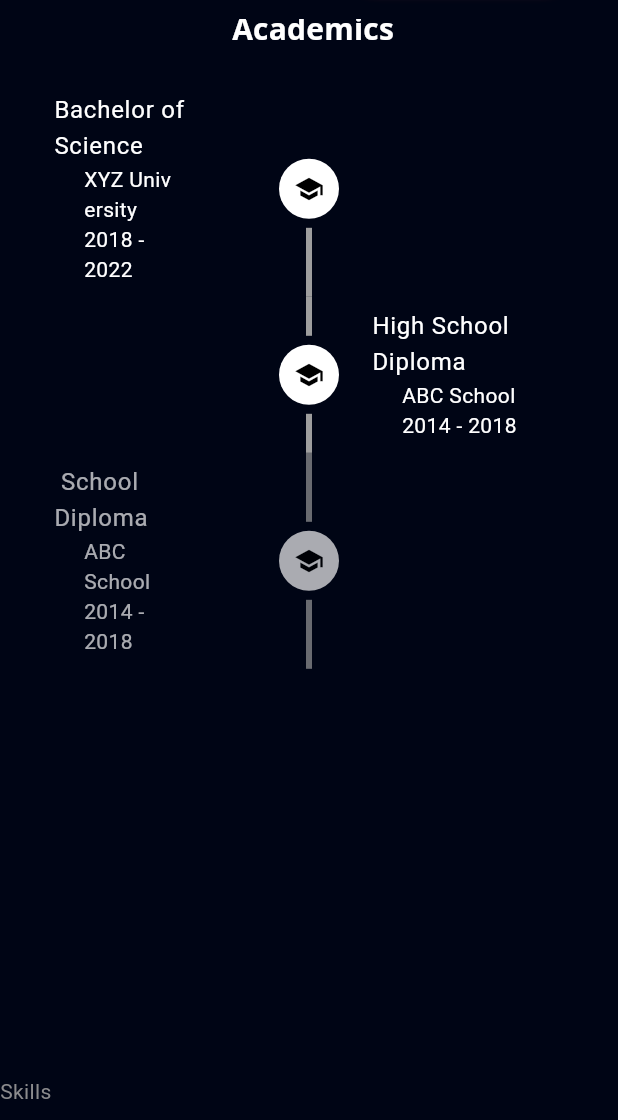
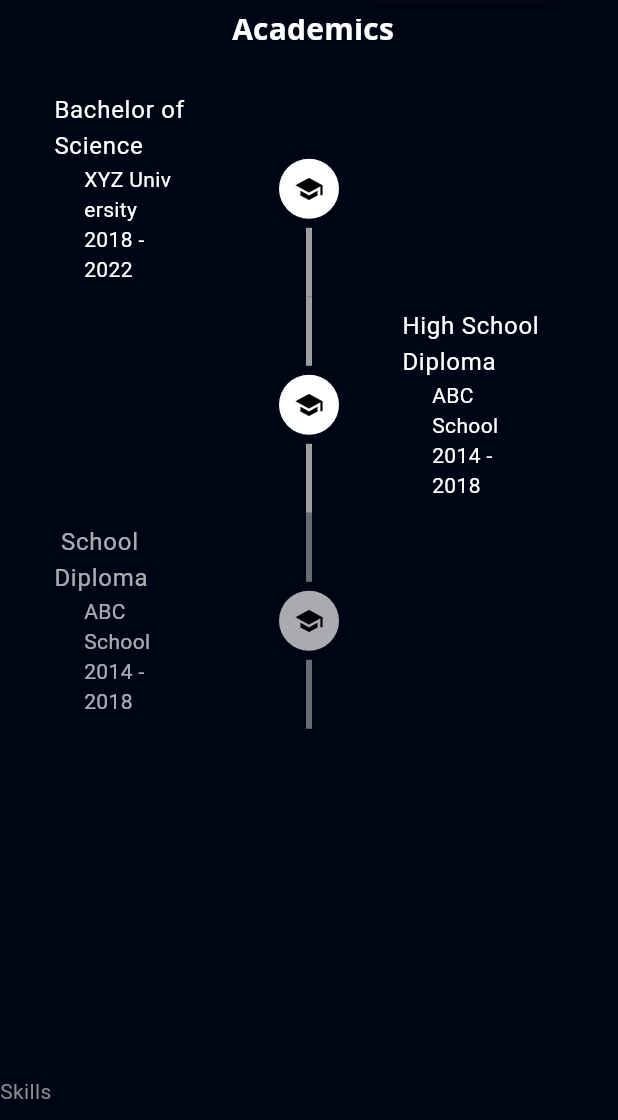
Before and after one commit to Naincy04/My-Portfolio-App, a Flutter app: the screen it shows after launch, scrolled down 1728 dp, on a phone screen of 412 x 824 dp, the part 116-1236 px from its top. Run offline on Flutter 3.47's test engine with Material 3 defaults, Android fonts, the phone set to English and light mode, and no system bars; our stand-ins replace flutter_svg, font_awesome_flutter, get, google_fonts, photo_view, timeline_tile.

Commit message:
5 Feb 2024, 15:09

```diff
--- a/lib/academics/animated_timeline_item.dart
+++ b/lib/academics/animated_timeline_item.dart
@@ -61,7 +61,7 @@ class _AnimatedTimelineItemState extends State<AnimatedTimelineItem>
         startChild: widget.index.isEven
             ? Responsive.isDesktop(context)
                 ? Padding(
-                    padding: const EdgeInsets.only(left: defaultPadding * 20),
+                    padding: const EdgeInsets.only(left: defaultPadding * 24),
                     child: TimelineItem(academicDetail: widget.academicDetail),
                   )
                 : Padding(
@@ -71,7 +71,16 @@ class _AnimatedTimelineItemState extends State<AnimatedTimelineItem>
                   )
             : null,
         endChild: widget.index.isOdd
-            ? TimelineItem(academicDetail: widget.academicDetail)
+            ? Responsive.isDesktop(context)
+                ? Padding(
+                    padding: const EdgeInsets.only(left: defaultPadding * 24),
+                    child: TimelineItem(academicDetail: widget.academicDetail),
+                  )
+                : Padding(
+                    padding:
+                        const EdgeInsets.symmetric(horizontal: defaultPadding),
+                    child: TimelineItem(academicDetail: widget.academicDetail),
+                  )
             : null,
         beforeLineStyle: const LineStyle(
           color: Colors.grey,
```
